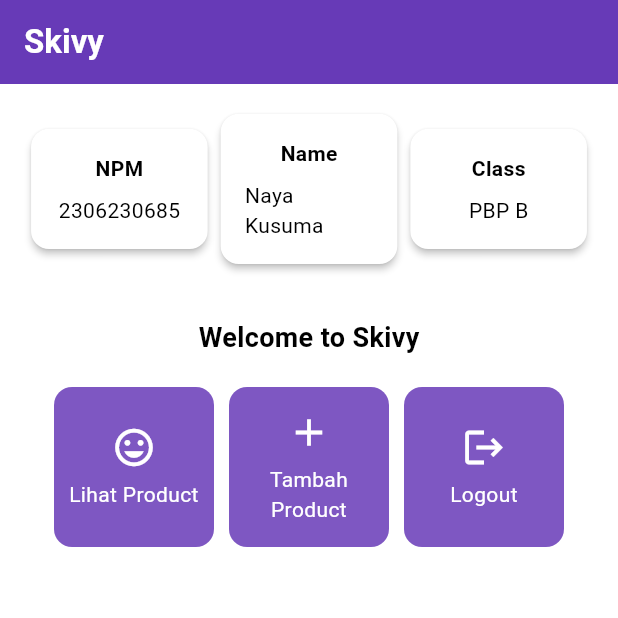
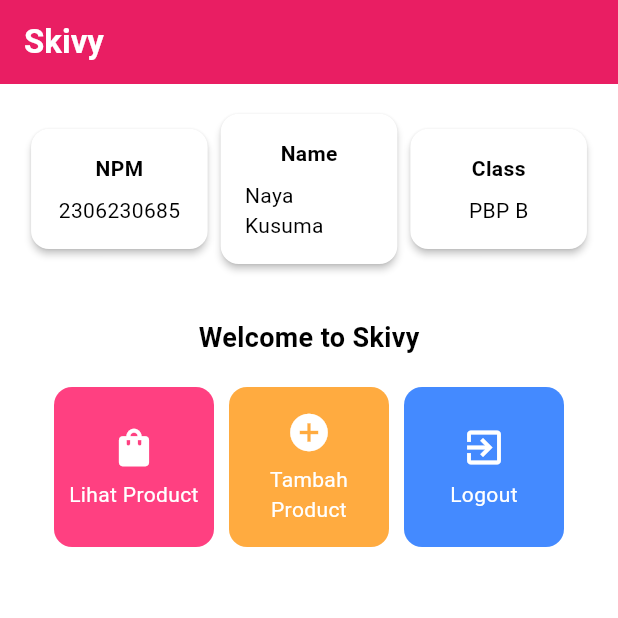
Before and after one commit to nayarachmi/skivy-mobile, a Flutter app: the screen it shows after launch, on a phone screen of 412 x 824 dp, the top half of it. Run offline on Flutter 3.47's test engine with Material 3 defaults, Android fonts, the phone set to English and light mode, and no system bars.

Commit message:
edit visual

```diff
--- a/lib/main.dart
+++ b/lib/main.dart
@@ -8,30 +8,14 @@ void main() {
 class MyApp extends StatelessWidget {
   const MyApp({super.key});
 
-  // This widget is the root of your application.
   @override
   Widget build(BuildContext context) {
     return MaterialApp(
       title: 'Flutter Demo',
       theme: ThemeData(
-        // This is the theme of your application.
-        //
-        // TRY THIS: Try running your application with "flutter run". You'll see
-        // the application has a purple toolbar. Then, without quitting the app,
-        // try changing the seedColor in the colorScheme below to Colors.green
-        // and then invoke "hot reload" (save your changes or press the "hot
-        // reload" button in a Flutter-supported IDE, or press "r" if you used
-        // the command line to start the app).
-        //
-        // Notice that the counter didn't reset back to zero; the application
-        // state is not lost during the reload. To reset the state, use hot
-        // restart instead.
-        //
-        // This works for code too, not just values: Most code changes can be
-        // tested with just a hot reload.
-         colorScheme: ColorScheme.fromSwatch(
-       primarySwatch: Colors.deepPurple,
- ).copyWith(secondary: Colors.deepPurple[400]),
+        colorScheme: ColorScheme.fromSwatch(
+          primarySwatch: Colors.pink,
+        ).copyWith(secondary: Colors.pinkAccent[100]),
         useMaterial3: true,
       ),
       home: MyHomePage(),
--- a/lib/menu.dart
+++ b/lib/menu.dart
@@ -1,18 +1,15 @@
 import 'package:flutter/material.dart';
 
 class MyHomePage extends StatelessWidget {
-  final String npm = '2306230685'; // NPM
-  final String name = 'Naya Kusuma'; // Nama
-  final String className = 'PBP B'; // Kelas
+  final String npm = '2306230685';
+  final String name = 'Naya Kusuma';
+  final String className = 'PBP B';
   MyHomePage({super.key});
 
   @override
   Widget build(BuildContext context) {
-    // Scaffold menyediakan struktur dasar halaman dengan AppBar dan body.
     return Scaffold(
-      // AppBar adalah bagian atas halaman yang menampilkan judul.
       appBar: AppBar(
-        // Judul aplikasi "Mental Health Tracker" dengan teks putih dan tebal.
         title: const Text(
           'Skivy',
           style: TextStyle(
@@ -20,17 +17,13 @@ class MyHomePage extends StatelessWidget {
             fontWeight: FontWeight.bold,
           ),
         ),
-        // Warna latar belakang AppBar diambil dari skema warna tema aplikasi.
         backgroundColor: Theme.of(context).colorScheme.primary,
       ),
-      // Body halaman dengan padding di sekelilingnya.
       body: Padding(
         padding: const EdgeInsets.all(16.0),
-        // Menyusun widget secara vertikal dalam sebuah kolom.
         child: Column(
           crossAxisAlignment: CrossAxisAlignment.center,
           children: [
-            // Row untuk menampilkan 3 InfoCard secara horizontal.
             Row(
               mainAxisAlignment: MainAxisAlignment.spaceEvenly,
               children: [
@@ -39,17 +32,10 @@ class MyHomePage extends StatelessWidget {
                 InfoCard(title: 'Class', content: className),
               ],
             ),
-
-            // Memberikan jarak vertikal 16 unit.
             const SizedBox(height: 16.0),
-
-            // Menempatkan widget berikutnya di tengah halaman.
             Center(
               child: Column(
-                // Menyusun teks dan grid item secara vertikal.
-
                 children: [
-                  // Menampilkan teks sambutan dengan gaya tebal dan ukuran 18.
                   const Padding(
                     padding: EdgeInsets.only(top: 16.0),
                     child: Text(
@@ -60,21 +46,16 @@ class MyHomePage extends StatelessWidget {
                       ),
                     ),
                   ),
-
-                  // Grid untuk menampilkan ItemCard dalam bentuk grid 3 kolom.
                   GridView.count(
                     primary: true,
                     padding: const EdgeInsets.all(20),
                     crossAxisSpacing: 10,
                     mainAxisSpacing: 10,
                     crossAxisCount: 3,
-                    // Agar grid menyesuaikan tinggi kontennya.
                     shrinkWrap: true,
-
-                    // Menampilkan ItemCard untuk setiap item dalam list items.
-                    children: items.map((ItemHomepage item) {
-                      return ItemCard(item);
-                    }).toList(),
+                    children: List.generate(items.length, (index) {
+                      return ItemCard(items[index], colorIndex: index);
+                    }),
                   ),
                 ],
               ),
@@ -86,32 +67,26 @@ class MyHomePage extends StatelessWidget {
   }
 }
 
-  final List<ItemHomepage> items = [
-         ItemHomepage("Lihat Product", Icons.mood),
-         ItemHomepage("Tambah Product", Icons.add),
-         ItemHomepage("Logout", Icons.logout),
-     ];
-
+final List<ItemHomepage> items = [
+  ItemHomepage("Lihat Product", Icons.shopping_bag),   // Updated icon
+  ItemHomepage("Tambah Product", Icons.add_circle),    // Updated icon
+  ItemHomepage("Logout", Icons.exit_to_app),           // Updated icon
+];
 
 
 class InfoCard extends StatelessWidget {
-  // Kartu informasi yang menampilkan title dan content.
-
-  final String title;  // Judul kartu.
-  final String content;  // Isi kartu.
+  final String title;
+  final String content;
 
   const InfoCard({super.key, required this.title, required this.content});
 
   @override
   Widget build(BuildContext context) {
     return Card(
-      // Membuat kotak kartu dengan bayangan dibawahnya.
       elevation: 2.0,
       child: Container(
-        // Mengatur ukuran dan jarak di dalam kartu.
-        width: MediaQuery.of(context).size.width / 3.5, // menyesuaikan dengan lebar device yang digunakan.
+        width: MediaQuery.of(context).size.width / 3.5,
         padding: const EdgeInsets.all(16.0),
-        // Menyusun title dan content secara vertikal.
         child: Column(
           children: [
             Text(
@@ -134,38 +109,36 @@ class ItemHomepage {
   ItemHomepage(this.name, this.icon);
 }
 
+class ItemCard extends StatelessWidget {
+  final ItemHomepage item;
+  final int colorIndex;
 
-class ItemCard extends StatelessWidget {
-  // Menampilkan kartu dengan ikon dan nama.
+  ItemCard(this.item, {super.key, required this.colorIndex});
 
-  final ItemHomepage item;
-
-  const ItemCard(this.item, {super.key});
+  // Define a list of colors for each button
+  final List<Color> buttonColors = [
+    Colors.pinkAccent,
+    Colors.orangeAccent,
+    Colors.blueAccent,
+  ];
 
   @override
   Widget build(BuildContext context) {
     return Material(
-      // Menentukan warna latar belakang dari tema aplikasi.
-      color: Theme.of(context).colorScheme.secondary,
-      // Membuat sudut kartu melengkung.
+      color: buttonColors[colorIndex % buttonColors.length],
       borderRadius: BorderRadius.circular(12),
-
       child: InkWell(
-        // Aksi ketika kartu ditekan.
         onTap: () {
-          // Menampilkan pesan SnackBar saat kartu ditekan.
           ScaffoldMessenger.of(context)
             ..hideCurrentSnackBar()
             ..showSnackBar(
               SnackBar(content: Text("Kamu telah menekan tombol ${item.name}!"))
             );
         },
-        // Container untuk menyimpan Icon dan Text
         child: Container(
           padding: const EdgeInsets.all(8),
           child: Center(
             child: Column(
-              // Menyusun ikon dan teks di tengah kartu.
               mainAxisAlignment: MainAxisAlignment.center,
               children: [
                 Icon(
@@ -186,5 +159,4 @@ class ItemCard extends StatelessWidget {
       ),
     );
   }
-
 }
```
